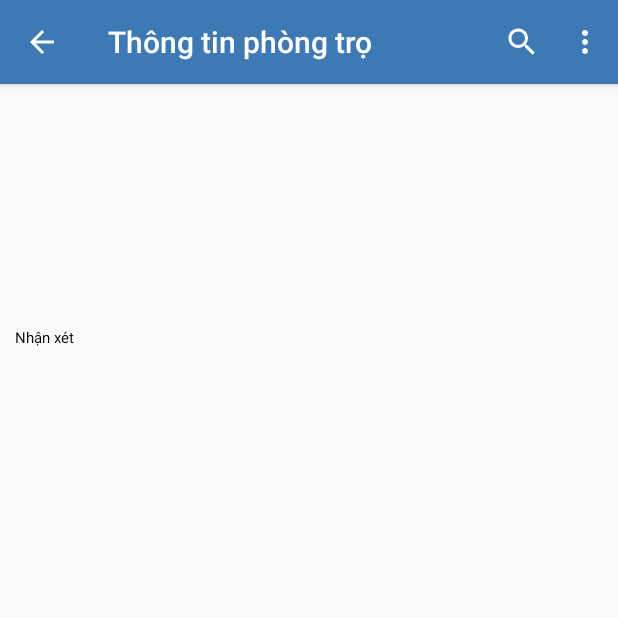
After one commit to cuongnv58/Timphongtro_CLC, an Android app: the View_Info screen opened directly, with no data from a screen before it, on a phone screen of 412 x 824 dp, the top half of it. The commit adds this screen. Run offline under Robolectric (Android 15) with nearby library versions, the phone set to English and light mode, and no system bars.

Commit message:
Hiện thị thông tin (chưa có phần comment)

```diff
--- a/app/src/main/java/conloncon/timnhatro/BaiDang.java
+++ b/app/src/main/java/conloncon/timnhatro/BaiDang.java
@@ -14,8 +14,9 @@ public class BaiDang {
     public String getId() {
         return id;
     }
-    public void setId(String id) {
+    public String setId(String id) {
         this.id = id;
+        return id;
     }
     public String getAdress() {
         return adress;
--- /dev/null
+++ b/app/src/main/java/conloncon/timnhatro/View_Info.java
@@ -0,0 +1,56 @@
+package conloncon.timnhatro;
+
+import android.os.Bundle;
+import android.support.v7.app.AppCompatActivity;
+import android.view.Menu;
+import android.view.MenuItem;
+import android.widget.TextView;
+
+
+public class View_Info extends AppCompatActivity {
+
+    @Override
+    protected void onCreate(Bundle savedInstanceState) {
+        super.onCreate(savedInstanceState);
+        setContentView(R.layout.view_info);
+
+        //hiển thị thông tin
+        TextView display_id = (TextView) findViewById(R.id.display_id);
+        display_id.setText(MainActivity.display_id);
+        TextView display_address = (TextView) findViewById(R.id.display_address);
+        display_address.setText(MainActivity.display_addrres);
+        TextView display_price = (TextView) findViewById(R.id.display_price);
+        display_price.setText(MainActivity.display_price);
+        TextView display_square = (TextView) findViewById(R.id.display_square);
+        display_square.setText(MainActivity.display_square);
+        TextView display_info = (TextView) findViewById(R.id.display_info);
+        display_info.setText(MainActivity.display_info);
+        TextView display_extra_info = (TextView) findViewById(R.id.display_extra_info);
+        display_extra_info.setText(MainActivity.display_extra_info);
+
+        android.support.v7.app.ActionBar actionBar=getSupportActionBar();
+        actionBar.setDisplayHomeAsUpEnabled(true);
+    }
+
+    @Override
+    public boolean onCreateOptionsMenu(Menu menu) {
+        // Inflate the menu; this adds items to the action bar if it is present.
+        getMenuInflater().inflate(R.menu.main, menu);
+        return true;
+    }
+
+    @Override
+    public boolean onOptionsItemSelected(MenuItem item) {
+        // Handle action bar item clicks here. The action bar will
+        // automatically handle clicks on the Home/Up button, so long
+        // as you specify a parent activity in AndroidManifest.xml.
+        int id = item.getItemId();
+        if (id == R.id.action_search) {
+        }
+        else if (id == R.id.filter_search){
+
+        }
+
+        return super.onOptionsItemSelected(item);
+    }
+}
--- a/app/src/main/res/layout/signup.xml
+++ b/app/src/main/res/layout/signup.xml
@@ -81,7 +81,7 @@
             android:layout_width="300dp"
             android:layout_height="wrap_content"
             android:id="@+id/editTextEmail"
-            android:inputType="textPassword"
+            android:inputType="text"
             android:layout_below="@+id/textViewEmail"
             android:layout_marginLeft="30dp"
             android:textColor="#000000"/>
@@ -100,7 +100,7 @@
             android:layout_width="300dp"
             android:layout_height="wrap_content"
             android:id="@+id/editTextPhone"
-            android:inputType="textPassword"
+            android:inputType="text"
             android:layout_below="@+id/textViewPhone"
             android:layout_marginLeft="30dp"
             android:textColor="#000000"/>
--- /dev/null
+++ b/app/src/main/res/layout/view_info.xml
@@ -0,0 +1,82 @@
+<?xml version="1.0" encoding="utf-8"?>
+<ScrollView
+    xmlns:android="http://schemas.android.com/apk/res/android"
+    android:layout_width="match_parent"
+    android:layout_height="match_parent"
+    android:layout_marginLeft="10dp">
+
+    <LinearLayout
+        android:layout_width="match_parent"
+        android:layout_height="match_parent"
+        android:orientation="vertical">
+
+        <TextView
+            android:id="@+id/display_id"
+            android:layout_width="wrap_content"
+            android:layout_height="wrap_content"
+            android:text="@null"
+            android:textSize="7sp"
+            android:layout_marginTop="10dp"/>
+
+
+
+        <TextView
+            android:id="@+id/display_address"
+            android:layout_width="wrap_content"
+            android:layout_height="wrap_content"
+            android:text="@null"
+            android:textSize="18sp"
+            android:textColor="#000000"
+            android:layout_marginTop="20dp" />
+
+        <TextView
+            android:id="@+id/display_square"
+            android:layout_width="wrap_content"
+            android:layout_height="wrap_content"
+            android:text="@null"
+            android:textSize="10sp"
+            android:textColor="#000000"
+            android:layout_marginTop="10dp"/>
+
+        <TextView
+            android:id="@+id/display_price"
+            android:layout_width="wrap_content"
+            android:layout_height="wrap_content"
+            android:text="@null"
+            android:textSize="10sp"
+            android:textColor="#000000"
+            android:layout_marginTop="5dp"/>
+
+        <TextView
+            android:id="@+id/display_info"
+            android:layout_width="wrap_content"
+            android:layout_height="wrap_content"
+            android:text="@null"
+            android:textSize="10sp"
+            android:textColor="#000000"
+            android:layout_marginTop="5dp"/>
+
+        <TextView
+            android:id="@+id/display_extra_info"
+            android:layout_width="wrap_content"
+            android:layout_height="wrap_content"
+            android:text="@null"
+            android:textSize="10sp"
+            android:textColor="#000000"
+            android:layout_marginTop="5dp"/>
+
+        <ImageView
+            android:layout_width="wrap_content"
+            android:layout_height="wrap_content" />
+
+        <TextView
+            android:layout_width="wrap_content"
+            android:layout_height="wrap_content"
+            android:text="Nhận xét"
+            android:textSize="10sp"
+            android:textColor="#000000"
+            android:layout_marginTop="15dp"/>
+
+    </LinearLayout>
+
+</ScrollView>
--- a/app/src/main/res/values/strings.xml
+++ b/app/src/main/res/values/strings.xml
@@ -10,7 +10,7 @@
     <!--String-->
     <string name="username">Tên đăng nhập</string>
     <string name="password">Mật khẩu</string>
-    <string name="passAgain">Nhắc lại mật khẩu</string>
+    <string name="passAgain">Nhập lại mật khẩu</string>
     <string name="email">Email</string>
     <string name="phone">Số điện thoại</string>
     <string name="price">Giá</string>
```
Also changed, not shown: app/src/main/AndroidManifest.xml (+8 -1 lines), app/src/main/java/conloncon/timnhatro/MainActivity.java (+22 -3 lines), app/src/main/java/conloncon/timnhatro/Signin.java (+9 -2 lines), app/src/main/ic_launcher_manage_post-web.png, app/src/main/res/mipmap-hdpi/ic_launcher_manage_post.png, app/src/main/res/mipmap-mdpi/ic_launcher_manage_post.png, app/src/main/res/mipmap-xhdpi/ic_launcher_manage_post.png, app/src/main/res/mipmap-xxhdpi/ic_launcher_manage_post.png, app/src/main/res/mipmap-xxxhdpi/ic_launcher_manage_post.png, 1 other file.
